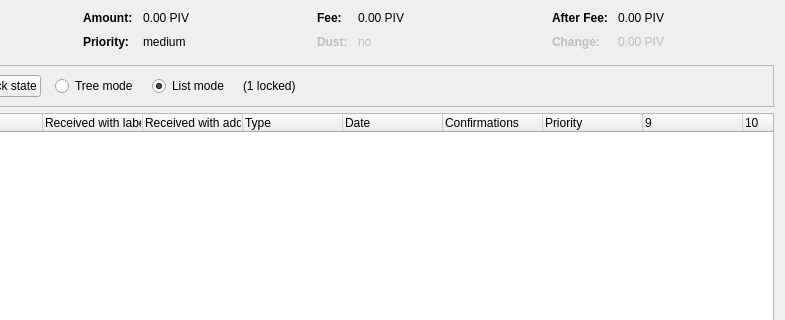
Above: src/qt/forms/coincontroldialog.ui from jonspock/tessa before the change; both pictures show x 169 to 954 and y 0 to 320 of the 954 by 500 pixel window. Below: the same form after it.
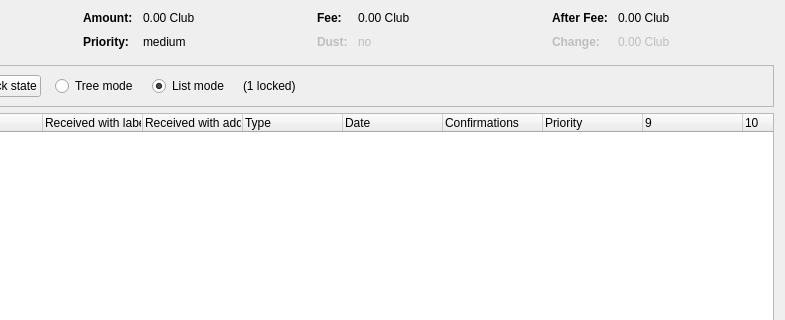
That is the form after the change. Custom widgets are drawn as their Qt base class.

What changed in the file:
```diff
--- a/src/qt/forms/coincontroldialog.ui
+++ b/src/qt/forms/coincontroldialog.ui
@@ -132,7 +132,7 @@
           <enum>Qt::ActionsContextMenu</enum>
          </property>
          <property name="text">
-          <string notr="true">0.00 PIV</string>
+          <string notr="true">0.00 Club</string>
          </property>
          <property name="textInteractionFlags">
           <set>Qt::LinksAccessibleByMouse|Qt::TextSelectableByKeyboard|Qt::TextSelectableByMouse</set>
@@ -206,7 +206,7 @@
           <enum>Qt::ActionsContextMenu</enum>
          </property>
          <property name="text">
-          <string notr="true">0.00 PIV</string>
+          <string notr="true">0.00 Club</string>
          </property>
          <property name="textInteractionFlags">
           <set>Qt::LinksAccessibleByMouse|Qt::TextSelectableByKeyboard|Qt::TextSelectableByMouse</set>
@@ -286,7 +286,7 @@
           <enum>Qt::ActionsContextMenu</enum>
          </property>
          <property name="text">
-          <string notr="true">0.00 PIV</string>
+          <string notr="true">0.00 Club</string>
          </property>
          <property name="textInteractionFlags">
           <set>Qt::LinksAccessibleByMouse|Qt::TextSelectableByKeyboard|Qt::TextSelectableByMouse</set>
@@ -321,7 +321,7 @@
           <enum>Qt::ActionsContextMenu</enum>
          </property>
          <property name="text">
-          <string notr="true">0.00 PIV</string>
+          <string notr="true">0.00 Club</string>
          </property>
          <property name="textInteractionFlags">
           <set>Qt::LinksAccessibleByMouse|Qt::TextSelectableByKeyboard|Qt::TextSelectableByMouse</set>
```
